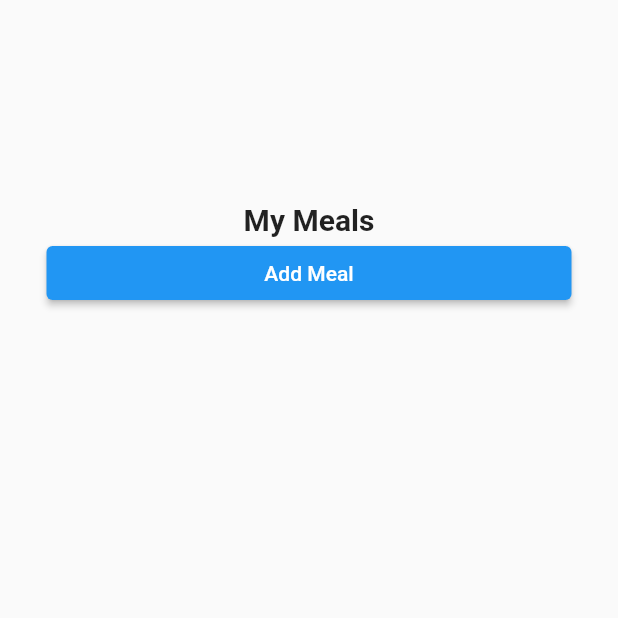
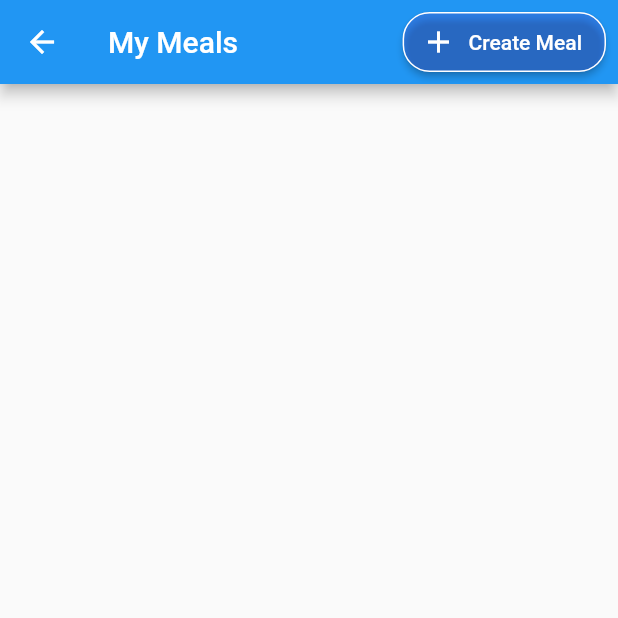
Before and after one commit to oisinfarrell00/Meal-Plan-App, a Flutter app: the MealPage screen opened directly, on a phone screen of 412 x 824 dp, the top half of it. Run offline on Flutter 3.47's test engine with Material 2 defaults, Android fonts, the light colour scheme and no system bars; our stand-ins replace cloud_firestore, firebase_core, multi_select_flutter; accounts and stored records are empty.

Commit message:
meal page ui cleaned up

```diff
--- a/meal_plan_app/lib/pages/meal_page.dart
+++ b/meal_plan_app/lib/pages/meal_page.dart
@@ -16,21 +16,22 @@ class _MealPageState extends State<MealPage> {
 
   @override
   Widget build(BuildContext context) {
-    return Column(
-      children: [
-        Expanded(
-            flex: 1,
-            child: Center(
-              child: Column(
-                mainAxisAlignment: MainAxisAlignment.end,
-                children: [
-                  const Text(
-                    "My Meals",
-                    style: constants.MEAL_HEADER_TEXT_STYLE,
-                  ),
-                  SizedBox(
-                    width: constants.CONTENT_WIDTH,
-                    child: ElevatedButton(
+    return Scaffold(
+      appBar: AppBar(
+        title: const Text("My Meals"),
+        actions: [
+          Padding(
+            padding: const EdgeInsets.all(8.0),
+            child: ElevatedButton.icon(
+              style: ButtonStyle(
+                  foregroundColor:
+                      MaterialStateProperty.all<Color>(Colors.white),
+                  backgroundColor: MaterialStateProperty.all<Color>(
+                      const Color.fromARGB(99, 64, 95, 220)),
+                  shape: MaterialStateProperty.all<RoundedRectangleBorder>(
+                      RoundedRectangleBorder(
+                          borderRadius: BorderRadius.circular(18.0),
+                          side: const BorderSide(color: Colors.white)))),
               onPressed: () {
                 Navigator.push(
                   context,
@@ -38,17 +39,21 @@ class _MealPageState extends State<MealPage> {
                       builder: (context) => const CreateMealPage()),
                 );
               },
-                        child: const Text("Add Meal")),
+              icon: const Icon(Icons.add),
+              label: const Text("Create Meal"),
+            ),
           )
         ],
       ),
-            )),
+      body: Column(
+        children: [
           Expanded(
             flex: 3,
             child: StreamBuilder(
                 stream:
                     FirebaseFirestore.instance.collection('Meals').snapshots(),
-              builder: (BuildContext context, AsyncSnapshot<dynamic> snapshot) {
+                builder:
+                    (BuildContext context, AsyncSnapshot<dynamic> snapshot) {
                   if (!snapshot.hasData) {
                     return const CircularProgressIndicator();
                   } else {
@@ -61,7 +66,8 @@ class _MealPageState extends State<MealPage> {
                     return ListView.builder(
                         itemCount: mealList.length,
                         itemBuilder: ((context, index) {
-                        return ListTile(
+                          return Card(
+                            child: ListTile(
                               leading: const Icon(Icons.list),
                               title: Text("${mealList[index]['name']}"),
                               trailing: Row(
@@ -70,7 +76,7 @@ class _MealPageState extends State<MealPage> {
                                   IconButton(
                                     icon: const Icon(
                                       Icons.remove_circle_outline,
-                                  color: Colors.redAccent,
+                                      color: Color.fromRGBO(220, 50, 50, 150),
                                     ),
                                     onPressed: () {
                                       Meal mealToRemove = Meal(
@@ -83,11 +89,12 @@ class _MealPageState extends State<MealPage> {
                                   IconButton(
                                     icon: const Icon(
                                       Icons.edit,
-                                  color: Colors.greenAccent,
+                                      color: Color.fromRGBO(50, 220, 50, 150),
                                     ),
                                     onPressed: () {},
                                   ),
                                 ],
+                              ),
                             ),
                           );
                         }));
@@ -95,6 +102,7 @@ class _MealPageState extends State<MealPage> {
                 }),
           ),
         ],
+      ),
     );
   }
 }
```
Lines whose indentation alone changed are shown as unchanged.
